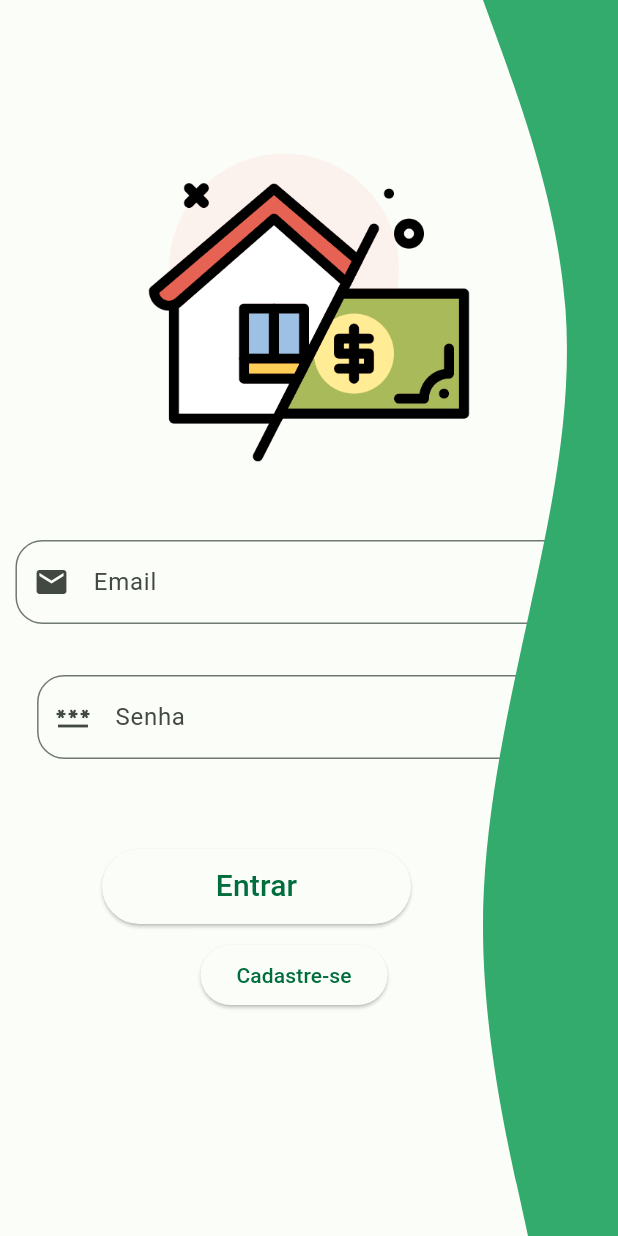
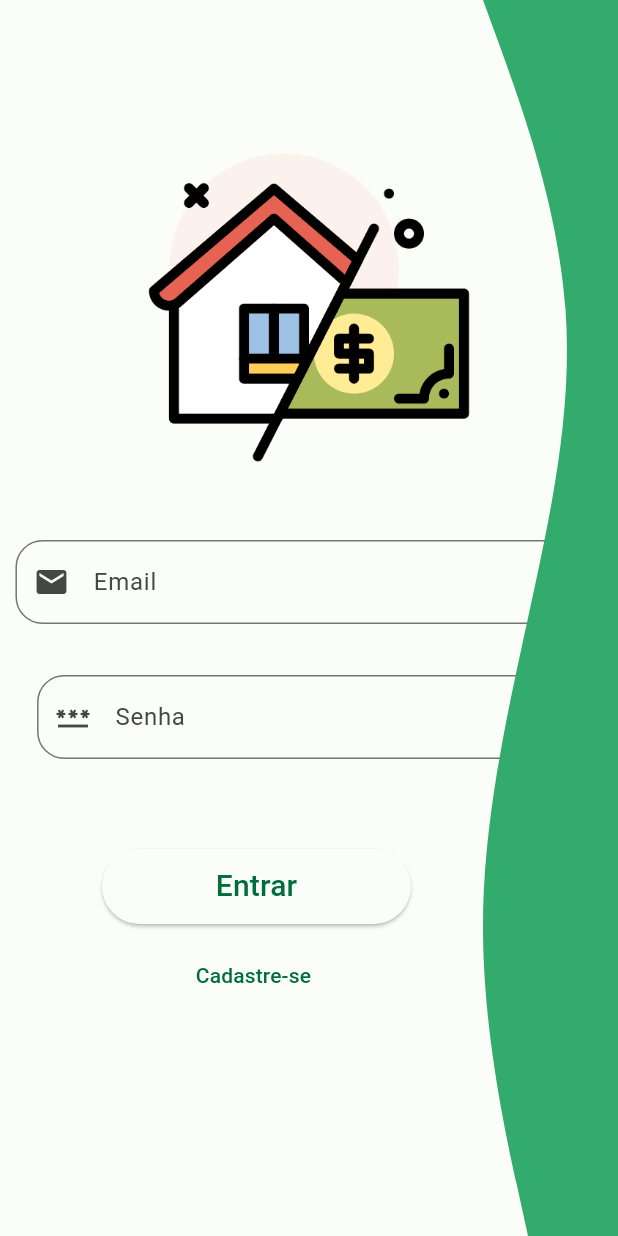
Before and after one commit to Marcelo7x/my_republic, a Flutter app: the LoginPage screen opened by its route, on a phone screen of 412 x 824 dp. Run offline on Flutter 3.47's test engine with Material 2 defaults, Android fonts, the light colour scheme and no system bars; our stand-ins replace flutter_masked_text2, flutter_mobx, flutter_modular, flutter_svg, mobx, shared_preferences and 2 more; missing offline and left inert: bcrypt, dart_jsonwebtoken, jwt_decode, postgres, shelf_modular, shelf_swagger_ui and 1 more; accounts and stored records are empty; generated files the repository leaves out were written again.

Commit message:
back in homecreate

```diff
--- a/frontend/lib/app/app_module.dart
+++ b/frontend/lib/app/app_module.dart
@@ -1,5 +1,6 @@
 import 'package:frontend/app/modules/auth/auth_module.dart';
 import 'package:frontend/app/modules/home_registration/home_registration_module.dart';
+import 'package:frontend/app/modules/home_registration/home_registration_store.dart';
 import 'package:frontend/app/modules/spashcreen/splash_module.dart';
 import 'package:frontend/app/modules/login/login_store.dart';
 
@@ -20,6 +21,7 @@ class AppModule extends Module {
     Bind.lazySingleton((i) => LoginStore()),
     Bind.lazySingleton((i) => HomeStore()),
     Bind.lazySingleton((i) => UserRegistrationStore()),
+    Bind.lazySingleton((i) => HomeRegistrationStore()),
     Bind.singleton((i) => AuthModule()),
     Bind.singleton<JwtDecodeService>((i) => JwtDecodeServiceImpl()),
   ];
--- a/frontend/lib/app/modules/home_registration/home_registration_page.dart
+++ b/frontend/lib/app/modules/home_registration/home_registration_page.dart
@@ -23,7 +23,9 @@ class _HomeRegistrationPageState extends State<HomeRegistrationPage> {
       floatingActionButton: Padding(
         padding: const EdgeInsets.only(top: 30),
         child: GestureDetector(
-          onTap: () => Modular.to.navigate('/home/'),
+          onTap: () {
+            Modular.to.navigate('/login/');
+          },
           child: const Icon(
             Icons.arrow_back_rounded,
             size: 40,
--- a/frontend/lib/app/modules/login/login_page.dart
+++ b/frontend/lib/app/modules/login/login_page.dart
@@ -107,13 +107,17 @@ class _LoginPageState extends State<LoginPage> {
                               : const Text("");
                         }),
                       ),
+                      Row(
+                        mainAxisAlignment: MainAxisAlignment.center,
+                        children: [
                           Container(
                             width: width * .5,
                             height: 50,
                             margin: const EdgeInsets.only(right: 70),
                             child: ElevatedButton(
                               onPressed: () {
-                            FocusScope.of(context).requestFocus(FocusNode());
+                                FocusScope.of(context)
+                                    .requestFocus(FocusNode());
                                 loginController.loggin();
                               },
                               child: Observer(builder: (_) {
@@ -127,12 +131,19 @@ class _LoginPageState extends State<LoginPage> {
                               }),
                             ),
                           ),
+                        ],
+                      ),
+                      Row(
+                        children: [
                           Container(
-                          margin: const EdgeInsets.only(top: 10, right: 20),
-                          child: ElevatedButton(
-                              onPressed: () =>
-                                  Modular.to.pushNamed('/user_registration/'),
-                              child: const Text("Cadastre-se")))
+                              margin: const EdgeInsets.only(top: 10),
+                              width: width * .82,
+                              child: TextButton(
+                                  onPressed: () => Modular.to
+                                      .pushNamed('/user_registration/'),
+                                  child: const Text("Cadastre-se"))),
+                        ],
+                      )
                     ],
                   ),
                 ],
```
Lines whose indentation alone changed are shown as unchanged.
